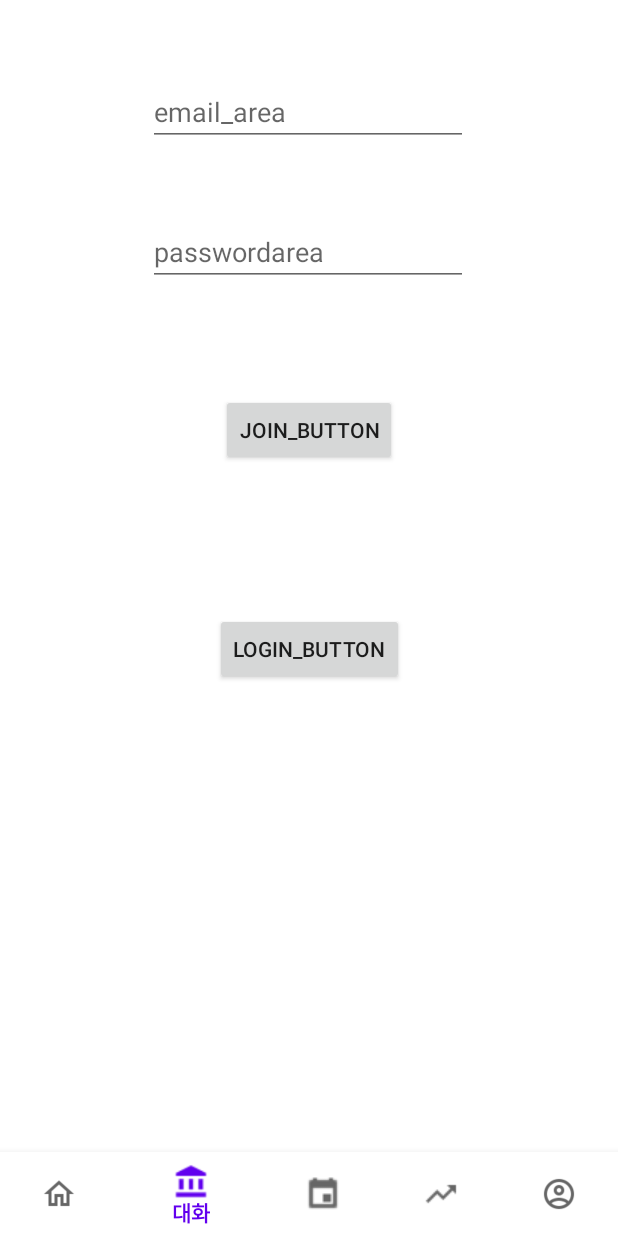
After one commit to EomjunYoung/UCProject, an Android app: the fragment HomeFragment placed in its activity, on a phone screen of 412 x 824 dp. The commit adds this screen. Run offline under Robolectric (Android 15) with nearby library versions, the phone set to English and light mode, and no system bars; our stand-ins replace data binding.

Commit message:
add homefragment and accountfragment(add fragment to fragment transaction) - 1

```diff
--- /dev/null
+++ b/app/src/main/java/com/example/ucproject/AccountAdapter.kt
@@ -0,0 +1 @@
+package com.example.ucproject
--- /dev/null
+++ b/app/src/main/java/com/example/ucproject/HomeAdapter.kt
@@ -0,0 +1 @@
+package com.example.ucproject
--- a/app/src/main/java/com/example/ucproject/ListAdapter.kt
+++ b/app/src/main/java/com/example/ucproject/ListAdapter.kt
@@ -47,6 +47,8 @@ class ListAdapter(private var users: MutableList<User>) :
     //RecyclerView.Adapter<>의 인자로 활용한다.
     inner class ViewHolder(itemView: View) : RecyclerView.ViewHolder(itemView) {
 
+
+
         private val initial = itemView.findViewById<TextView>(R.id.item_tv_initial)
         private val name = itemView.findViewById<TextView>(R.id.item_tv_name)
         private val contents = itemView.findViewById<TextView>(R.id.item_tv_contents)
--- a/app/src/main/java/com/example/ucproject/fragment/FragmentOne.kt
+++ b/app/src/main/java/com/example/ucproject/fragment/FragmentOne.kt
@@ -9,6 +9,7 @@ import androidx.recyclerview.widget.LinearLayoutManager
 import androidx.recyclerview.widget.RecyclerView
 import com.example.ucproject.ListAdapter
 import com.example.ucproject.R
+import com.example.ucproject.databinding.FragmentOneBinding
 import com.example.ucproject.model.User
 import kotlinx.android.synthetic.main.fragment_one.*
 import java.text.SimpleDateFormat
@@ -19,6 +20,7 @@ class FragmentOne : Fragment(){
 
     //RecyclerView를 적용할 fragment마다 어댑터를 둬야함
     private lateinit var listAdapter: ListAdapter
+
 
     override fun onCreateView(
         inflater: LayoutInflater, container: ViewGroup?,
--- /dev/null
+++ b/app/src/main/java/com/example/ucproject/fragment/HomeFragment.kt
@@ -0,0 +1,78 @@
+package com.example.ucproject.fragment
+
+import android.content.Context
+import android.content.Intent
+import android.os.Bundle
+import android.util.Log
+import android.view.LayoutInflater
+import android.view.View
+import android.view.ViewGroup
+import android.widget.Toast
+import androidx.fragment.app.Fragment
+import com.example.ucproject.MainActivity
+import com.example.ucproject.R
+import com.example.ucproject.databinding.FragmentHomeBinding
+import com.example.ucproject.databinding.FragmentThreeBinding
+
+/**
+ *
+ * FragmentThree를 FragmentOne과 fragmentThree와 다르게 구현한 이유는
+ * one과 two는 RecyclerView를 이용하여 adapter를 강제로 상속받아야 하기때문에
+ * adapter를 통해서 .xml의 id를 초기화시켜주었는데, FragmentThree는 RecyclerView를
+ * 사용하지 않아 adpater가 없어서 .xml의 id를 초기화시켜줄수가 없었다.
+ *
+ * 그래서, fragment만을 이용할때 초기화방법을 사용하여 .xml의 id를 초기화시켜주는 것임
+ *
+ */
+class HomeFragment : Fragment() {
+
+    //databinding을 사용하여 객체의 binding클래스를 만들려면 해당 xml은 layout을 사용해야한다.
+    private var _binding: FragmentHomeBinding? = null
+    private val binding get() = _binding!!
+
+    var mainActivity: MainActivity? = null
+
+    override fun onAttach(context: Context) {
+        super.onAttach(context)
+        mainActivity = context as MainActivity
+    }
+
+    override fun onCreateView(
+        inflater: LayoutInflater, container: ViewGroup?,
+        savedInstanceState: Bundle?
+    ): View? {
+        _binding = FragmentHomeBinding.inflate(inflater, container, false)
+
+
+        binding.btnMainLogin.setOnClickListener {
+
+            val email: String = binding.etEmailArea.text.toString().trim()
+            val password: String = binding.etPasswordArea.text.toString().trim()
+
+            loginUser(email, password)
+
+        }
+        return binding.root
+    }
+
+    override fun onDestroy() {
+        super.onDestroy()
+        _binding = null
+    }
+
+    private fun loginUser(email: String, password: String) {
+
+        if(email.isNullOrBlank() or password.isNullOrBlank()){
+            Toast.makeText(mainActivity, "email 또는 password가 공백입니다.", Toast.LENGTH_SHORT).show()
+        }else{
+
+
+            mainActivity?.callFragment()
+
+
+        }
+
+    }
+
+
+}
--- /dev/null
+++ b/app/src/main/java/com/example/ucproject/model/Login.kt
@@ -0,0 +1,6 @@
+package com.example.ucproject.model
+
+data class Login(
+    var email: String,
+    var password: String
+)
--- /dev/null
+++ b/app/src/main/res/layout/fragment_home.xml
@@ -0,0 +1,70 @@
+<?xml version="1.0" encoding="utf-8"?>
+
+<layout>
+
+    <data>
+        <variable
+            name="login"
+            type="com.example.ucproject.model.Login"/>
+
+    </data>
+
+
+    <androidx.constraintlayout.widget.ConstraintLayout
+    xmlns:android="http://schemas.android.com/apk/res/android"
+    xmlns:app="http://schemas.android.com/apk/res-auto"
+    xmlns:tools="http://schemas.android.com/tools"
+    android:layout_width="match_parent"
+    android:layout_height="match_parent"
+    android:background="@color/cardview_light_background"
+    tools:context=".fragment.HomeFragment">
+
+
+    <EditText
+        android:id="@+id/et_email_area"
+        android:layout_width="wrap_content"
+        android:layout_height="wrap_content"
+        android:layout_marginTop="52dp"
+        android:ems="10"
+        android:inputType="textPersonName"
+        android:hint="email_area"
+        app:layout_constraintEnd_toEndOf="parent"
+        app:layout_constraintHorizontal_bias="0.497"
+        app:layout_constraintTop_toTopOf="parent"
+        app:layout_constraintStart_toStartOf="parent" />
+
+    <EditText
+        android:id="@+id/et_password_area"
+        android:layout_width="wrap_content"
+        android:layout_height="wrap_content"
+        android:layout_marginTop="48dp"
+        android:ems="10"
+        android:inputType="textPersonName"
+        android:hint="passwordarea"
+        app:layout_constraintEnd_toEndOf="parent"
+        app:layout_constraintHorizontal_bias="0.497"
+        app:layout_constraintStart_toStartOf="parent"
+        app:layout_constraintTop_toBottomOf="@+id/et_email_area" />
+
+    <Button
+        android:id="@+id/btn_join"
+        android:layout_width="wrap_content"
+        android:layout_height="wrap_content"
+        android:layout_marginTop="72dp"
+        android:text="join_button"
+        app:layout_constraintEnd_toEndOf="parent"
+        app:layout_constraintStart_toStartOf="parent"
+        app:layout_constraintTop_toBottomOf="@+id/et_password_area" />
+
+    <Button
+        android:id="@+id/btn_main_login"
+        android:layout_width="wrap_content"
+        android:layout_height="wrap_content"
+        android:text="login_button"
+        app:layout_constraintBottom_toBottomOf="parent"
+        app:layout_constraintEnd_toEndOf="parent"
+        app:layout_constraintStart_toStartOf="parent"
+        app:layout_constraintTop_toBottomOf="@+id/btn_join"
+        app:layout_constraintVertical_bias="0.24" />
+</androidx.constraintlayout.widget.ConstraintLayout>
+</layout>
--- a/app/src/main/res/menu/navi_menu.xml
+++ b/app/src/main/res/menu/navi_menu.xml
@@ -1,6 +1,12 @@
 <?xml version="1.0" encoding="utf-8"?>
 <menu xmlns:android="http://schemas.android.com/apk/res/android"
     xmlns:app="http://schemas.android.com/apk/res-auto">
+
+    <item android:id="@+id/nav_home"
+        app:showAsAction="ifRoom"
+        android:enabled="true"
+        android:icon="@drawable/outline_home_black_24dp"
+        android:title="Home" />
 
     <item android:id="@+id/first"
         app:showAsAction="ifRoom"
@@ -18,4 +24,10 @@
         android:enabled="true"
         android:icon="@drawable/baseline_trending_up_black_16"
         android:title="더보기" />
+
+    <item android:id="@+id/nav_account"
+        app:showAsAction="ifRoom"
+        android:enabled="true"
+        android:icon="@drawable/outline_account_circle_black_24dp"
+        android:title="Mypage" />
 </menu>
```
Also changed, not shown: app/build.gradle (+10 -5 lines), app/src/main/java/com/example/ucproject/MainActivity.kt (+42 -12 lines), app/src/main/java/com/example/ucproject/fragment/AccountFragment.kt (added, +70 -0 lines), app/src/main/res/layout/fragment_account.xml (added, +20 -0 lines), app/src/main/res/drawable/outline_account_circle_black_24dp.png (added), app/src/main/res/drawable/outline_home_black_24dp.png (added).
